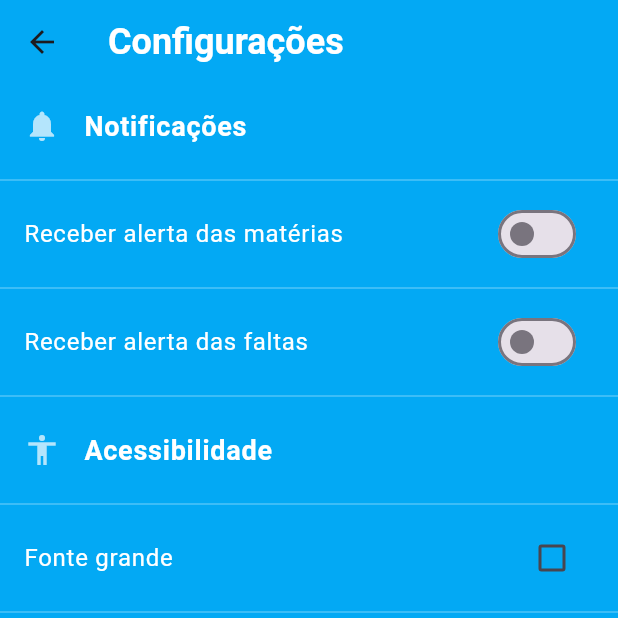
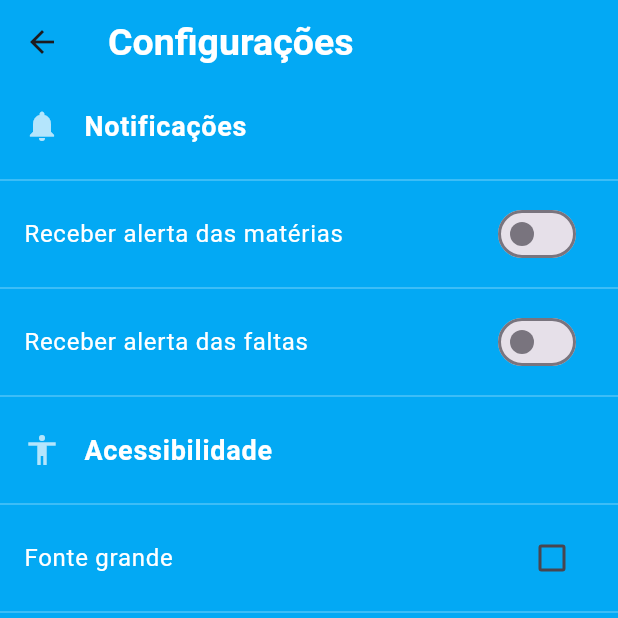
Before and after one commit to Gabriel222003/Trace-Edu-2.0, a Flutter app: the screen it shows after launch, after a tap on "Continuar", after a tap on "Entrar", after a tap on "Configurações", on a phone screen of 412 x 824 dp, the top half of it. Run offline on Flutter 3.47's test engine with Material 3 defaults, Android fonts, the light colour scheme and no system bars; our stand-ins replace fl_chart.

```diff
--- a/lib/Views/BemVindo.dart
+++ b/lib/Views/BemVindo.dart
@@ -15,7 +15,6 @@ class Bemvindo extends StatelessWidget {
   @override
   Widget build(BuildContext context) {
     return Scaffold(
-      backgroundColor: Colors.lightBlue,
       body: SafeArea(
         child: Center(
           child: Padding(
--- a/lib/Views/CadastrarMateria.dart
+++ b/lib/Views/CadastrarMateria.dart
@@ -18,7 +18,6 @@ class CadastrarMateria extends StatelessWidget {
     final faltasController = TextEditingController();
 
     return Scaffold(
-      backgroundColor: Colors.lightBlue,
       appBar: AppBar(
         title: Text("Cadastrar Matéria"),
       ),
--- a/lib/Views/Configuracoes.dart
+++ b/lib/Views/Configuracoes.dart
@@ -19,17 +19,9 @@ class _TelaConfiguracoesState extends State<TelaConfiguracoes> {
   @override
   Widget build(BuildContext context) {
     return Scaffold(
-      backgroundColor: Colors.lightBlue,
       appBar: AppBar(
-        backgroundColor: Colors.lightBlue,
-        elevation: 0,
         title: const Text(
           "Configurações",
-          style: TextStyle(
-            color: Colors.white,
-            fontWeight: FontWeight.bold,
-            fontSize: 24,
-          ),
         ),
         centerTitle: false,
       ),
--- a/lib/main.dart
+++ b/lib/main.dart
@@ -23,9 +23,19 @@ class MyApp extends StatelessWidget {
       title: 'Projeto Flutter',
       theme: ThemeData(
         primarySwatch: Colors.blue,
-        scaffoldBackgroundColor: Colors.blue.shade50, // cor de fundo clara e agradável
+        scaffoldBackgroundColor: Colors.lightBlue, // cor de fundo clara e agradável
         textTheme: ThemeData.light().textTheme.apply(
           decoration: TextDecoration.none, // remove underline de todos os textos
+        ),
+        appBarTheme: AppBarTheme(
+          backgroundColor: Colors.lightBlue,
+          elevation: 0,
+          titleTextStyle: const TextStyle(
+            color: Colors.white,
+            fontSize: 25,
+            fontWeight: FontWeight.bold,
+          ),
+
         ),
         inputDecorationTheme: InputDecorationTheme(
           filled: true,
```
